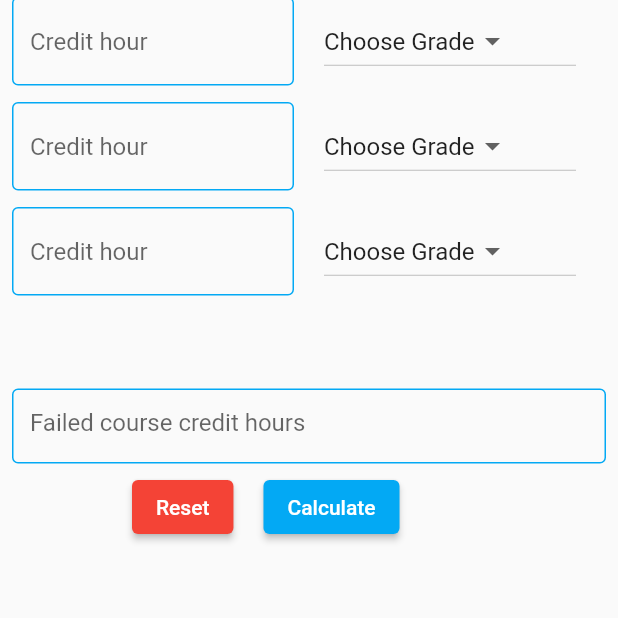
After one commit to nadahossamm/gpacalculatorproject, a Flutter app: the screen it shows after launch, after a tap on "Reset", on a phone screen of 412 x 824 dp, the part 618-1236 px from its top. The commit adds this screen. Run offline on Flutter 3.47's test engine with Material 2 defaults, Android fonts, the phone set to English and light mode, and no system bars.

Commit message:
some update

```diff
--- /dev/null
+++ b/lib/Constants.dart
@@ -0,0 +1,100 @@
+double faild=0;
+int numoflist=7;
+
+String msg1='';
+String msg2='';
+
+List<String> grads = [
+  'Choose Grade',
+  'A+',
+  'A',
+  'B+',
+  'B',
+  'C+',
+  'C',
+  'D+',
+  'D',
+  'F'
+];
+double oldgpa=0;
+double oldhours=0;
+List<double> hours = [0.0,0.0,0.0,0.0,0.0,0.0,0.0];
+List<String> grades = [];
+List<String> selectedd = [
+  'Choose Grade',
+  'Choose Grade',
+  'Choose Grade',
+  'Choose Grade',
+  'Choose Grade',
+  'Choose Grade',
+  'Choose Grade'
+];
+//final _formkey = GlobalKey<FormState>();
+double gp = 0;
+double gpa=0;
+getgrade(String x) {
+  if (x == 'A+')
+    return 4.0;
+  else if (x == 'A')
+    return 3.7;
+  else if (x == 'B+')
+    return 3.3;
+  else if (x == 'B')
+    return 3.0;
+  else if (x == 'C+')
+    return 2.7;
+  else if (x == 'C')
+    return 2.4;
+  else if (x == 'D+')
+    return 2.2;
+  else if (x == 'D')
+    return 2.0;
+  else if (x == 'F')
+    return 0.0;
+  else if (x=='Choose Grade')
+    return 0.0;
+}
+
+CalcGrade(List<double> H, List<String> G,double oldh,double oldg) {
+  double sum = 0;
+  double gpa = 0;
+  bool flag=false;
+ // setState(() {
+    if(oldg > 4)
+    {
+      flag=true;
+    }
+
+    for (int i = 0; i < numoflist; i++) {
+      if(H[i]!=0 && G[i]!='Choose Grade')
+        sum = sum + H[i];
+      double x = getgrade(G[i]);
+      gpa = gpa + (H[i] * x);
+    }
+  //});
+
+  double Tgpa =0;
+  Tgpa=(gpa+(oldh*oldg)) / (sum+(oldh- faild));
+  oldg=0;
+  print (Tgpa);
+  print (faild);
+  if(flag==false)
+    return Tgpa;
+  else
+    return 0.0;
+
+}
+
+//@override
+
+advance(double x)
+{
+  if(x >=3.5)
+    return 'Excellent Work!';
+  else if(x>=3 )
+    return 'very Good!';
+  else if(x>=2.5)
+    return 'Good job!';
+  else
+    return 'You need to work hard!';
+}
--- /dev/null
+++ b/lib/Home.dart
@@ -0,0 +1,269 @@
+import 'package:flutter/material.dart';
+import 'Constants.dart';
+class HomePage extends StatefulWidget {
+
+  @override
+  _HomePageState createState() => _HomePageState();
+}
+
+class _HomePageState extends State<HomePage> {
+  List<TextEditingController> _controller = [
+    for (int i = 1; i < 8 ; i++)
+      TextEditingController()
+  ];
+  final form1=TextEditingController();
+  final form2=TextEditingController();
+  final form3=TextEditingController();
+  @override
+  Widget build(BuildContext context) {
+    return Scaffold(
+    appBar: AppBar(
+    backgroundColor: Colors.lightBlue,
+    title: Text("GPA CALCULATOR"),
+    ),
+    body: Container(
+    margin: EdgeInsets.only(top: 10),
+    child: Padding(
+    padding: const EdgeInsets.only(left:8.0,right: 8.0),
+    child: Column(
+
+    children: [
+
+    Row(
+    children: [
+    Expanded(
+    child: TextFormField(
+    controller:form1,
+    cursorWidth: 2,
+    decoration: new InputDecoration(
+    hintText: 'Old Credit hour',
+    enabledBorder: OutlineInputBorder(
+    borderSide: BorderSide(color: Colors.lightBlue)),
+    focusedBorder: OutlineInputBorder(
+    borderSide: BorderSide(color: Colors.red)),
+    ),
+    keyboardType: TextInputType.number,
+    onChanged: (val) {
+    setState(() {
+    oldhours = double.parse(val);
+    });
+    },
+    ),
+    ),
+    SizedBox(
+    width: 5,
+    ),
+    Expanded(
+    child: TextFormField(
+    controller:form2,
+    cursorWidth: 2,
+    decoration: new InputDecoration(
+    hintText: 'Old GPA',
+    enabledBorder: OutlineInputBorder(
+    borderSide: BorderSide(color: Colors.lightBlue)),
+    focusedBorder: OutlineInputBorder(
+    borderSide: BorderSide(color: Colors.red)),
+    ),
+    keyboardType: TextInputType.number,
+    onChanged: (val) {
+    setState(() {
+    oldgpa = double.parse(val);
+    });
+    },
+    ),
+    ),
+    ],
+    ),
+    SizedBox(
+    //width: 5,
+    height: 5,
+    ),
+    Expanded(
+    child: ListView.builder(
+    itemCount: 7,
+    itemBuilder: (BuildContext context, int index) {
+    return Container(
+    height: 70,
+    // width: 40,
+    child: Column(
+    children: [
+    Row(
+    children: [
+    Expanded(
+    //padding: EdgeInsets.only(left: 20, top: 20),
+    child: TextFormField(
+    controller:_controller[index] ,
+    cursorWidth: 2,
+    decoration: new InputDecoration(
+    hintText: 'Credit hour',
+    enabledBorder: OutlineInputBorder(
+    borderSide: BorderSide(
+    color: Colors.lightBlue)),
+    focusedBorder: OutlineInputBorder(
+    borderSide: BorderSide(
+    color: Colors.red)),
+    ),
+    keyboardType: TextInputType.number,
+    onChanged: (val) {
+    setState(() {
+    //hour1 = (int.parse(val));
+    hours[index]=double.parse(val);
+    //   hours.add(double.parse(val));
+    });
+    },
+    ),
+    ),
+    SizedBox(
+    width: 20,
+    ),
+    Expanded(
+    child: Container(
+    padding: EdgeInsets.only(right: 20),
+    child: DropdownButton(
+    items: grads.map((String DropDownList) {
+    return DropdownMenuItem(
+    child: Text(DropDownList),
+    value: DropDownList);
+    }).toList(),
+    onChanged: (String selected) {
+    setState(() {
+    selectedd[index] = selected;
+    //grades[index]=selected;
+    //grades[index]=selected;
+    grades.add(selected);
+    });
+
+    },
+    value: selectedd[index],
+    ),
+    ),
+    ),
+    ],
+    ),
+
+    ],
+    ),
+    );
+    },
+    ),
+    ),
+    SizedBox(
+    height: 5,
+    ),
+    Container(
+    height: 50,
+    child: TextFormField(
+    controller:form3,
+    cursorWidth: 2,
+    decoration: new InputDecoration(
+    hintText: 'Failed course credit hours ',
+    enabledBorder: OutlineInputBorder(
+    borderSide: BorderSide(color: Colors.lightBlue)),
+    focusedBorder: OutlineInputBorder(
+    borderSide: BorderSide(color: Colors.red)),
+    ),
+    keyboardType: TextInputType.number,
+    onChanged: (val) {
+    setState(() {
+    faild = double.parse(val);
+    });
+    },
+    ),
+    ),
+    SizedBox(
+    height: 5,
+    ),
+    Container(
+    margin: EdgeInsets.only(bottom: 50, left: 80),
+    child: Row(
+    children: [
+    ElevatedButton(
+    style: ElevatedButton.styleFrom(
+    primary: Colors.red, // background
+    ),
+    onPressed: () {
+    setState(() {
+    hours = [0.0,0.0,0.0,0.0,0.0,0.0,0.0];
+    _controller = [
+    for (int i = 1; i < numoflist+1; i++)
+    TextEditingController()
+    ];
+    form1.clear();
+    form2.clear();
+    form3.clear();
+    selectedd = [
+    'Choose Grade',
+    'Choose Grade',
+    'Choose Grade',
+    'Choose Grade',
+    'Choose Grade',
+    'Choose Grade',
+    'Choose Grade',
+    ];
+    oldgpa = 0;
+    oldhours = 0;
+    faild=0;
+    });
+    },
+    child: Text("Reset")),
+    SizedBox(
+    width: 20,
+    ),
+    ElevatedButton(
+
+    style: ElevatedButton.styleFrom(
+    primary: Colors.lightBlue,
+    // background
+    ),
+
+    onPressed: (){
+    setState(() {
+    gpa= CalcGrade(hours, selectedd, oldhours, oldgpa);
+    print(gpa);
+    if(gpa==0)
+    {
+    msg2="YOUR OLD GPA CAN'T BE BIGGER THAN 4";
+    msg1='ERROR';
+    }
+
+    else
+    {
+    msg2= advance(gpa);
+    msg1='Your GPA is : '+gpa.toStringAsFixed(3);
+
+    }
+
+    });
+    showDialog<String>(
+
+    context: context,
+    builder: (BuildContext context) => AlertDialog(
+
+    title:  Text( msg1),
+    content:  Text(msg2,style: TextStyle( color: Colors.red),),
+    actions: <Widget>[
+
+
+    TextButton(
+    onPressed: () => Navigator.pop(context, 'OK'),
+    child: const Text('OK'),
+    ),
+    ],
+    ),
+    );
+    },
+    child: Text("Calculate"),
+    ),
+
+    ],
+    ),
+    ),
+
+    ],
+    ),
+    ),
+    ),
+    );
+
+  }
+}
--- a/lib/main.dart
+++ b/lib/main.dart
@@ -1,5 +1,6 @@
 import 'package:flutter/cupertino.dart';
 import 'package:flutter/material.dart';
+import 'package:gpacalculator/Home.dart';
 
 void main() {
   runApp(MaterialApp(home: MyApp()));
@@ -13,116 +14,19 @@ class MyApp extends StatefulWidget {
 }
 
 class _MyAppState extends State<MyApp> {
-  double faild=0;
-  int numoflist=7;
-  List<TextEditingController> _controller = [
-    for (int i = 1; i < 8 ; i++)
-      TextEditingController()
-  ];
-  final form1=TextEditingController();
-  final form2=TextEditingController();
-  final form3=TextEditingController();
-  String msg1='';
-  String msg2='';
 
-  List<String> _grads = [
-    'Choose Grade',
-    'A+',
-    'A',
-    'B+',
-    'B',
-    'C+',
-    'C',
-    'D+',
-    'D',
-    'F'
-  ];
-  double oldgpa=0;
-  double oldhours=0;
-  List<double> hours = [0.0,0.0,0.0,0.0,0.0,0.0,0.0];
-  List<String> grades = [];
-  List<String> selectedd = [
-    'Choose Grade',
-    'Choose Grade',
-    'Choose Grade',
-    'Choose Grade',
-    'Choose Grade',
-    'Choose Grade',
-    'Choose Grade'
-  ];
-  //final _formkey = GlobalKey<FormState>();
-  double gp = 0;
-  double gpa=0;
-  getgrade(String x) {
-    if (x == 'A+')
-      return 4.0;
-    else if (x == 'A')
-      return 3.7;
-    else if (x == 'B+')
-      return 3.3;
-    else if (x == 'B')
-      return 3.0;
-    else if (x == 'C+')
-      return 2.7;
-    else if (x == 'C')
-      return 2.4;
-    else if (x == 'D+')
-      return 2.2;
-    else if (x == 'D')
-      return 2.0;
-    else if (x == 'F')
-      return 0.0;
-    else if (x=='Choose Grade')
-      return 0.0;
-  }
-
-  CalcGrade(List<double> H, List<String> G,double oldh,double oldg) {
-    double sum = 0;
-    double gpa = 0;
-    bool flag=false;
-    setState(() {
-      if(oldg > 4)
-      {
-        flag=true;
-      }
-
-      for (int i = 0; i < numoflist; i++) {
-        if(H[i]!=0 && G[i]!='Choose Grade')
-          sum = sum + H[i];
-        double x = getgrade(G[i]);
-        gpa = gpa + (H[i] * x);
-      }
-    });
-
-    double Tgpa =0;
-    Tgpa=(gpa+(oldh*oldg)) / (sum+(oldh- faild));
-    print (Tgpa);
-    print (faild);
-    if(flag==false)
-      return Tgpa;
-    else
-      return 0.0;
-
-  }
-
-  @override
-
-  advance(double x)
-  {
-    if(x >=3.5)
-      return 'Excellent Work!';
-    else if(x>=3 )
-      return 'very Good!';
-    else if(x>=2.5)
-      return 'Good job!';
-    else
-      return 'You need to work hard!';
-  }
 
   Widget build(BuildContext context) {
 
     return MaterialApp(
-      home: Scaffold(
+      home:HomePage()
+    );
+
+  }
+
+}
+/*
+ Scaffold(
       appBar: AppBar(
         backgroundColor: Colors.lightBlue,
         title: Text("GPA CALCULATOR"),
@@ -370,8 +274,4 @@ class _MyAppState extends State<MyApp> {
         ),
       ),
     ),
-    );
-
-  }
-
-}
+ */
```
Lines whose indentation alone changed are shown as unchanged.
